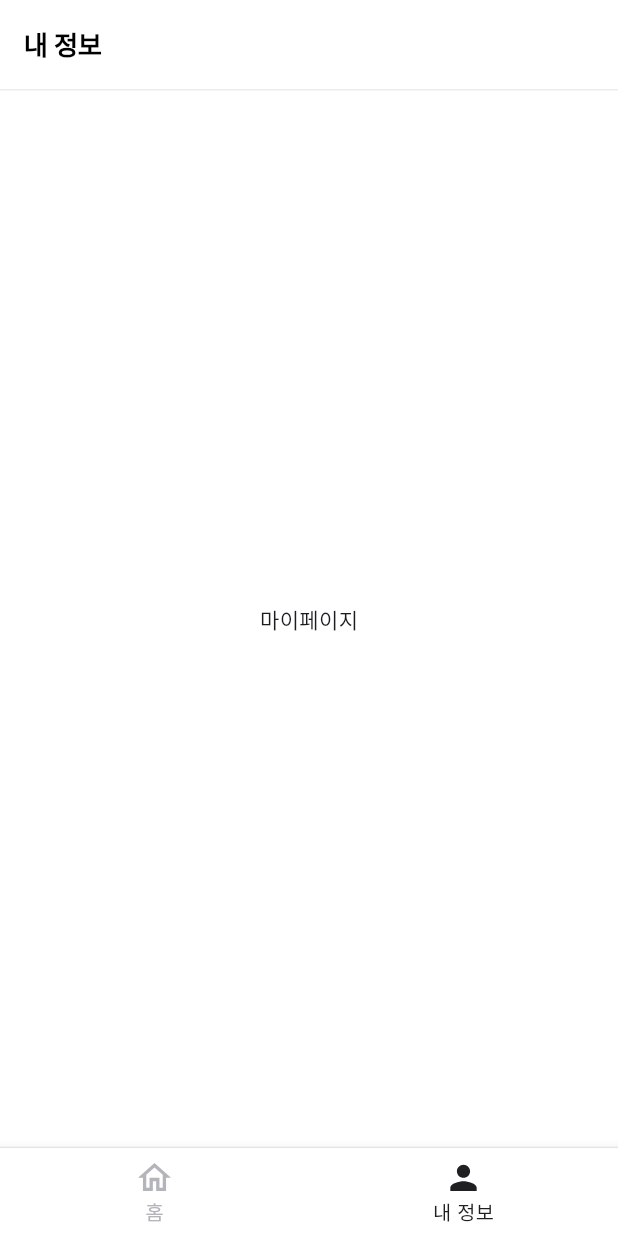
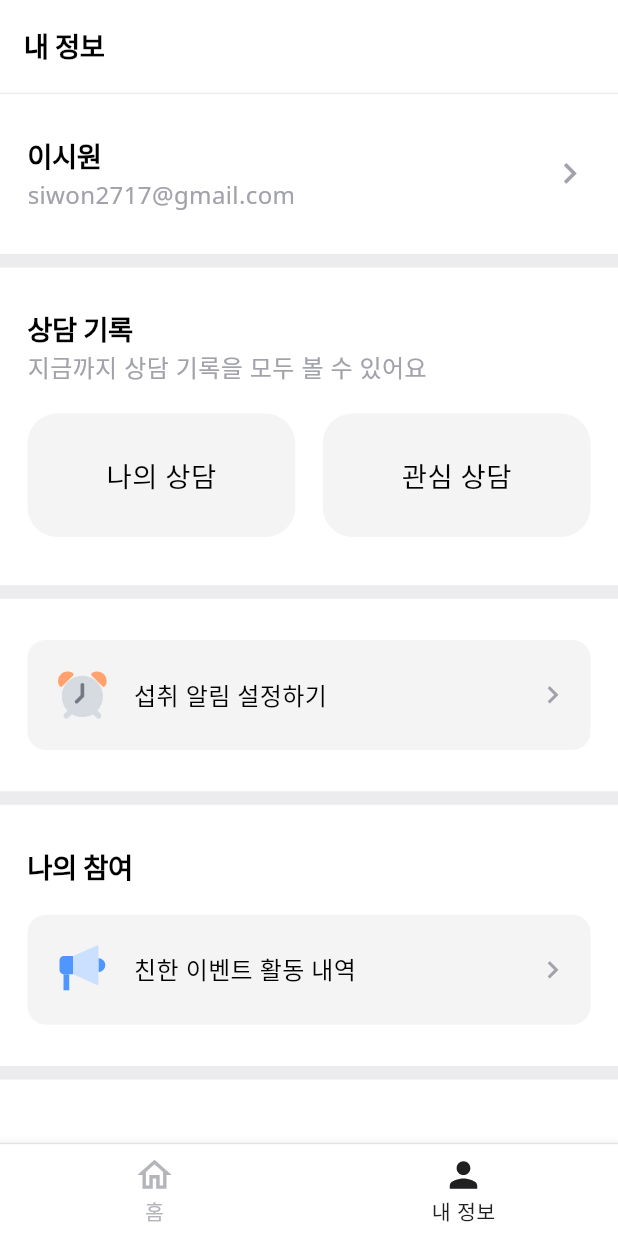
Before and after one commit to LSW2717/pharmabros, a Flutter app: the screen it shows after launch, item 2 of the bottom bar chosen, on a phone screen of 412 x 824 dp. Run offline on Flutter 3.47's test engine with Material 3 defaults, Android fonts, the phone set to English and light mode, and no system bars; our stand-ins replace dio, flutter_hooks, flutter_riverpod, flutter_screenutil, flutter_svg, go_router and 1 more.

Commit message:
feat: MyPage 구현

```diff
--- a/lib/common/component/search_text_form_field.dart
+++ b/lib/common/component/search_text_form_field.dart
@@ -52,18 +52,18 @@ class _SearchTextFormFieldState extends State<SearchTextFormField> {
           padding: EdgeInsets.zero,
         ),
         filled: true,
-        fillColor: searchFieldColor,
+        fillColor: mainColor,
         enabledBorder: OutlineInputBorder(
-          borderSide: const BorderSide(color: searchFieldColor),
+          borderSide: const BorderSide(color: mainColor),
           borderRadius: BorderRadius.circular(borderRadius),
         ),
         border: OutlineInputBorder(
           borderRadius: BorderRadius.circular(borderRadius),
-          borderSide: const BorderSide(color: searchFieldColor),
+          borderSide: const BorderSide(color: mainColor),
         ),
         focusedBorder: OutlineInputBorder(
           borderRadius: BorderRadius.circular(borderRadius),
-          borderSide: const BorderSide(color: searchFieldColor),
+          borderSide: const BorderSide(color: mainColor),
         ),
       ),
       maxLines: 1,
--- a/lib/common/const/color.dart
+++ b/lib/common/const/color.dart
@@ -7,7 +7,8 @@ const buttonColor3 = Color(0xFFC6C7CC);
 const textColor1 = Color(0xFFA1A2AA);
 const textColor2 = Color(0xFF202022);
 const textColor3 = Color(0xFFB3B5BB);
+const textColor4 = Color(0xFF808288);
 
 const diverColor = Color(0xFFECECEE);
 
-const searchFieldColor = Color(0xFFF4F4F5);
+const mainColor = Color(0xFFF4F4F5);
--- a/lib/common/const/typography.dart
+++ b/lib/common/const/typography.dart
@@ -8,7 +8,6 @@ var headerText1 = TextStyle(
     fontFamily: 'NotoSans',
     fontWeight: FontWeight.w700,
     fontSize: 16.sp,
-    height: 24.w,
     letterSpacing: -0.3.sp,
 );
 var bodyText1 = TextStyle(
@@ -16,19 +15,16 @@ var bodyText1 = TextStyle(
   fontFamily: 'NotoSans',
   fontWeight: FontWeight.w400,
   fontSize: 16.sp,
-  height: 24.w
 );
 var bodyText2 = TextStyle(
   color: Colors.black,
   fontFamily: 'NotoSans',
   fontWeight: FontWeight.w400,
   fontSize: 14.sp,
-  height: 21.w,
 );
 var bodyText3 = TextStyle(
   color: Colors.black,
   fontFamily: 'NotoSans',
   fontWeight: FontWeight.w400,
   fontSize: 12.sp,
-  // height: 18.w,
 );
--- a/lib/common/layout/layout.dart
+++ b/lib/common/layout/layout.dart
@@ -41,6 +41,7 @@ class Layout extends HookConsumerWidget {
       BuildContext context, TextEditingController controller) {
     return AppBar(
       backgroundColor: Colors.white,
+      scrolledUnderElevation: 0,
       toolbarHeight: 54.w,
       title: title == null
           ? SizedBox(
--- a/lib/main.dart
+++ b/lib/main.dart
@@ -24,7 +24,7 @@ class App extends ConsumerWidget {
           textScaler: const TextScaler.linear(1.0),
         ),
         child: ScreenUtilInit(
-          designSize: const Size(375, 812),
+          designSize: const Size(360, 812),
           child: child,
         ),
       ),
--- /dev/null
+++ b/lib/mypage/component/mypage_alarm_setting.dart
@@ -0,0 +1,60 @@
+import 'package:flutter/material.dart';
+import 'package:flutter_screenutil/flutter_screenutil.dart';
+import 'package:flutter_svg/svg.dart';
+
+import '../../common/const/color.dart';
+import '../../common/const/typography.dart';
+
+class MyPageAlarmSetting extends StatelessWidget {
+  const MyPageAlarmSetting({super.key});
+
+  @override
+  Widget build(BuildContext context) {
+    return Container(
+      width: MediaQuery.of(context).size.width,
+      height: 112.w,
+      padding: EdgeInsets.symmetric(vertical: 24.w, horizontal: 16.w),
+      child: Ink(
+        decoration: BoxDecoration(
+          borderRadius: BorderRadius.circular(12),
+          color: mainColor,
+        ),
+        child: InkWell(
+          onTap: (){},
+          borderRadius: BorderRadius.circular(12),
+          child: Container(
+            width: 328.w,
+            height: 64.w,
+            padding: EdgeInsets.symmetric(vertical: 16.w, horizontal: 12.w),
+            child: Row(
+              mainAxisAlignment: MainAxisAlignment.spaceBetween,
+              children: [
+                Row(
+                  children: [
+                    SvgPicture.asset(
+                      'asset/svg/alarm.svg',
+                      width: 40.w,
+                      height: 40.w,
+                    ),
+                    SizedBox(
+                      width: 10.w,
+                    ),
+                    Text(
+                      '섭취 알림 설정하기',
+                      style: bodyText2,
+                    ),
+                  ],
+                ),
+                Icon(
+                  Icons.navigate_next,
+                  color: textColor1,
+                  size: 20.w,
+                ),
+              ],
+            ),
+          ),
+        ),
+      ),
+    );
+  }
+}
--- /dev/null
+++ b/lib/mypage/component/mypage_consultation_records.dart
@@ -0,0 +1,85 @@
+import 'package:flutter/material.dart';
+import 'package:flutter_screenutil/flutter_screenutil.dart';
+
+import '../../common/const/color.dart';
+import '../../common/const/typography.dart';
+
+class MyPageConsultationRecords extends StatelessWidget {
+  const MyPageConsultationRecords({super.key});
+
+  @override
+  Widget build(BuildContext context) {
+    return Container(
+      width: MediaQuery.of(context).size.width,
+      height: 185.w,
+      padding: EdgeInsets.symmetric(vertical: 24.w, horizontal: 16.w),
+      child: Column(
+        crossAxisAlignment: CrossAxisAlignment.start,
+        children: [
+          SizedBox(
+            height: 24.w,
+            child: Text(
+              '상담 기록',
+              style: headerText1,
+            ),
+          ),
+          SizedBox(
+            height: 21.w,
+            child: Text(
+              '지금까지 상담 기록을 모두 볼 수 있어요',
+              style: bodyText2.copyWith(color: textColor1),
+            ),
+          ),
+          SizedBox(
+            height: 16.w,
+          ),
+          Row(
+            mainAxisAlignment: MainAxisAlignment.spaceBetween,
+            children: [
+              Ink(
+                decoration: BoxDecoration(
+                  borderRadius: BorderRadius.circular(20),
+                  color: mainColor,
+                ),
+                child: InkWell(
+                  borderRadius: BorderRadius.circular(20),
+                  onTap: (){},
+                  child: SizedBox(
+                    width: 156.w,
+                    height: 72.w,
+                    child: Center(
+                      child: Text(
+                        '나의 상담',
+                        style: bodyText1,
+                      ),
+                    ),
+                  ),
+                ),
+              ),
+              Ink(
+                decoration: BoxDecoration(
+                  borderRadius: BorderRadius.circular(20),
+                  color: mainColor,
+                ),
+                child: InkWell(
+                  borderRadius: BorderRadius.circular(20),
+                  onTap: (){},
+                  child: SizedBox(
+                    width: 156.w,
+                    height: 72.w,
+                    child: Center(
+                      child: Text(
+                        '관심 상담',
+                        style: bodyText1,
+                      ),
+                    ),
+                  ),
+                ),
+              ),
+            ],
+          ),
+        ],
+      ),
+    );
+  }
+}
--- /dev/null
+++ b/lib/mypage/component/mypage_diver.dart
@@ -0,0 +1,17 @@
+import 'package:flutter/material.dart';
+import 'package:flutter_screenutil/flutter_screenutil.dart';
+
+import '../../common/const/color.dart';
+
+class MyPageDiver extends StatelessWidget {
+  const MyPageDiver({super.key});
+
+  @override
+  Widget build(BuildContext context) {
+    return Container(
+      width: MediaQuery.of(context).size.width,
+      height: 8.w,
+      color: diverColor,
+    );
+  }
+}
--- /dev/null
+++ b/lib/mypage/component/mypage_event_list.dart
@@ -0,0 +1,73 @@
+import 'package:flutter/material.dart';
+import 'package:flutter_screenutil/flutter_screenutil.dart';
+import 'package:flutter_svg/svg.dart';
+
+import '../../common/const/color.dart';
+import '../../common/const/typography.dart';
+
+class MyPageEventList extends StatelessWidget {
+  const MyPageEventList({super.key});
+
+  @override
+  Widget build(BuildContext context) {
+    return Container(
+      width: MediaQuery.of(context).size.width,
+      height: 152.w,
+      padding: EdgeInsets.symmetric(vertical: 24.w, horizontal: 16.w),
+      child: Column(
+        mainAxisAlignment: MainAxisAlignment.spaceBetween,
+        crossAxisAlignment: CrossAxisAlignment.start,
+        children: [
+          SizedBox(
+              height: 24.w,
+              child: Text(
+                '나의 참여',
+                style: headerText1,
+              )),
+          Ink(
+            decoration: BoxDecoration(
+              borderRadius: BorderRadius.circular(12),
+              color: mainColor,
+            ),
+            child: InkWell(
+              onTap: (){},
+              borderRadius: BorderRadius.circular(12),
+              child: Container(
+                width: 328.w,
+                height: 64.w,
+                padding:
+                EdgeInsets.symmetric(vertical: 16.w, horizontal: 12.w),
+                child: Row(
+                  mainAxisAlignment: MainAxisAlignment.spaceBetween,
+                  children: [
+                    Row(
+                      children: [
+                        SvgPicture.asset(
+                          'asset/svg/announce.svg',
+                          width: 40.w,
+                          height: 40.w,
+                        ),
+                        SizedBox(
+                          width: 10.w,
+                        ),
+                        Text(
+                          '친한 이벤트 활동 내역',
+                          style: bodyText2,
+                        ),
+                      ],
+                    ),
+                    Icon(
+                      Icons.navigate_next,
+                      color: textColor1,
+                      size: 20.w,
+                    ),
+                  ],
+                ),
+              ),
+            ),
+          ),
+        ],
+      ),
+    );
+  }
+}
--- /dev/null
+++ b/lib/mypage/component/mypage_user_info.dart
@@ -0,0 +1,50 @@
+import 'package:flutter/material.dart';
+import 'package:flutter_screenutil/flutter_screenutil.dart';
+
+import '../../common/const/color.dart';
+import '../../common/const/typography.dart';
+
+class MyPageUserInfo extends StatelessWidget {
+  const MyPageUserInfo({super.key});
+
+  @override
+  Widget build(BuildContext context) {
+    return InkWell(
+      onTap: (){},
+      child: Container(
+        width: MediaQuery.of(context).size.width,
+        height: 93.w,
+        padding: EdgeInsets.symmetric(vertical: 24.w, horizontal: 16.w),
+        child: Row(
+          mainAxisAlignment: MainAxisAlignment.spaceBetween,
+          children: [
+            Column(
+              crossAxisAlignment: CrossAxisAlignment.start,
+              children: [
+                SizedBox(
+                  height: 24.w,
+                  child: Text(
+                    '이시원',
+                    style: headerText1,
+                  ),
+                ),
+                SizedBox(
+                  height: 21.w,
+                  child: Text(
+                    'siwon2717@gmail.com',
+                    style: bodyText2.copyWith(color: textColor1),
+                  ),
+                ),
+              ],
+            ),
+            Icon(
+              Icons.navigate_next,
+              color: textColor1,
+              size: 24.w,
+            ),
+          ],
+        ),
+      ),
+    );
+  }
+}
--- a/lib/mypage/view/mypage_view.dart
+++ b/lib/mypage/view/mypage_view.dart
@@ -1,10 +1,140 @@
 import 'package:flutter/material.dart';
+import 'package:flutter_screenutil/flutter_screenutil.dart';
+import 'package:pharmabros/common/const/color.dart';
+import 'package:pharmabros/common/const/typography.dart';
+import 'package:pharmabros/mypage/component/mypage_alarm_setting.dart';
+import 'package:pharmabros/mypage/component/mypage_consultation_records.dart';
+import 'package:pharmabros/mypage/component/mypage_diver.dart';
+import 'package:pharmabros/mypage/component/mypage_event_list.dart';
+import 'package:pharmabros/mypage/component/mypage_user_info.dart';
+import 'package:url_launcher/url_launcher_string.dart';
 
 class MyPageView extends StatelessWidget {
   const MyPageView({super.key});
 
   @override
   Widget build(BuildContext context) {
-    return Center(child: Text('마이페이지'),);
+    return SingleChildScrollView(
+      physics: const AlwaysScrollableScrollPhysics(),
+      child: Column(
+        children: [
+          const MyPageUserInfo(),
+          const MyPageDiver(),
+          const MyPageConsultationRecords(),
+          const MyPageDiver(),
+          const MyPageAlarmSetting(),
+          const MyPageDiver(),
+          const MyPageEventList(),
+          const MyPageDiver(),
+          Container(
+            width: MediaQuery.of(context).size.width,
+            height: 216.w,
+            padding: EdgeInsets.symmetric(vertical: 24.w),
+            child: Column(
+              crossAxisAlignment: CrossAxisAlignment.start,
+              children: [
+                InkWell(
+                  onTap: (){},
+                  child: Container(
+                    width: MediaQuery.of(context).size.width,
+                    height: 56.w,
+                    padding: EdgeInsets.all(16.w),
+                    color: Colors.transparent,
+                    child: Text(
+                      '공지사항',
+                      style: bodyText1,
+                    ),
+                  ),
+                ),
+                InkWell(
+                  onTap: (){},
+                  child: Container(
+                    width: MediaQuery.of(context).size.width,
+                    height: 56.w,
+                    padding: EdgeInsets.all(16.w),
+                    color: Colors.transparent,
+                    child: Text(
+                      '문의/제보하기',
+                      style: bodyText1,
+                    ),
+                  ),
+                ),
+                InkWell(
+                  onTap: (){},
+                  child: Container(
+                    width: MediaQuery.of(context).size.width,
+                    height: 56.w,
+                    padding: EdgeInsets.all(16.w),
+                    color: Colors.transparent,
+                    child: Text(
+                      '친한약사 앱 칭찬하기',
+                      style: bodyText1,
+                    ),
+                  ),
+                ),
+              ],
+            ),
+          ),
+          Container(
+            width: MediaQuery.of(context).size.width,
+            height: 95.w,
+            color: mainColor,
+            padding: EdgeInsets.symmetric(vertical: 24.w, horizontal: 16.w),
+            child: Column(
+              children: [
+                Row(
+                  mainAxisAlignment: MainAxisAlignment.center,
+                  children: [
+                    GestureDetector(
+                      onTap: () async{
+                        const url =
+                            'https://www.pharma-bros.com/terms';
+                        if (await canLaunchUrlString(url)) {
+                          await launchUrlString(url);
+                        } else {
+                          throw '링크를 열 수 없습니다.';
+                        }
+                      },
+                      child: Text(
+                        '이용약관',
+                        style: bodyText2.copyWith(color: textColor4),
+                      ),
+                    ),
+                    Container(
+                      margin: EdgeInsets.symmetric(horizontal: 6.w),
+                      child: const Icon(
+                        Icons.circle,
+                        size: 3,
+                        color: textColor4,
+                      ),
+                    ),
+                    GestureDetector(
+                      onTap: () async{
+                        const url =
+                            'https://www.pharma-bros.com/privacy';
+                        if (await canLaunchUrlString(url)) {
+                        await launchUrlString(url);
+                        } else {
+                        throw '링크를 열 수 없습니다.';
+                        }
+                      },
+                      child: Text(
+                        '개인정보처리방침',
+                        style: bodyText2.copyWith(color: textColor4),
+                      ),
+                    ),
+                  ],
+                ),
+                SizedBox(height: 8.w),
+                Text(
+                  '버전 정보 v0.0.0',
+                  style: bodyText3.copyWith(color: textColor4),
+                ),
+              ],
+            ),
+          ),
+        ],
+      ),
+    );
   }
 }
```
Also changed, not shown: lib/common/view/root_tab.dart (+5 -4 lines), asset/svg/alarm.svg (added), asset/svg/announce.svg (added), 15 other files.
